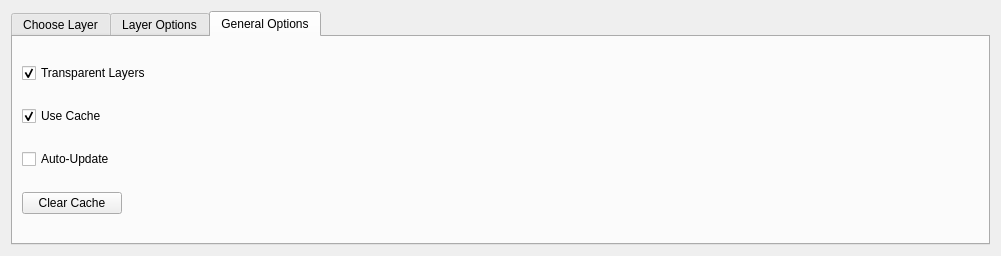
Above: mslib/msui/ui/ui_wms_dockwidget.ui from Open-MSS/MSS before the change. Below: the same form after it.
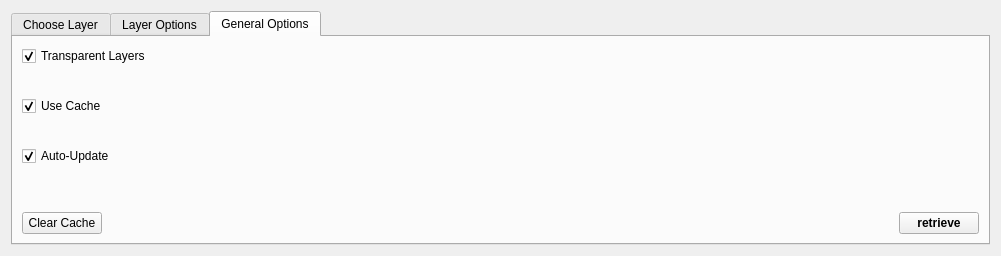
That is the form after the change. The open tabs and pages were chosen to show the change.

Commit message: Retrieve on every tab, auto-update default on

What changed in the file:
```diff
--- a/mslib/msui/ui/ui_wms_dockwidget.ui
+++ b/mslib/msui/ui/ui_wms_dockwidget.ui
@@ -778,6 +778,19 @@
          </property>
         </widget>
        </item>
+       <item>
+        <spacer name="verticalSpacer_3">
+         <property name="orientation">
+          <enum>Qt::Vertical</enum>
+         </property>
+         <property name="sizeHint" stdset="0">
+          <size>
+           <width>20</width>
+           <height>10</height>
+          </size>
+         </property>
+        </spacer>
+       </item>
        <item>
         <widget class="QCheckBox" name="cbCacheEnabled">
          <property name="toolTip">
@@ -794,6 +807,19 @@
          </property>
         </widget>
        </item>
+       <item>
+        <spacer name="verticalSpacer_2">
+         <property name="orientation">
+          <enum>Qt::Vertical</enum>
+         </property>
+         <property name="sizeHint" stdset="0">
+          <size>
+           <width>20</width>
+           <height>10</height>
+          </size>
+         </property>
+        </spacer>
+       </item>
        <item>
         <widget class="QCheckBox" name="cbAutoUpdate">
          <property name="sizePolicy">
@@ -814,29 +840,86 @@
          <property name="text">
           <string>Auto-Update</string>
          </property>
+         <property name="checked">
+          <bool>true</bool>
+         </property>
         </widget>
        </item>
        <item>
-        <widget class="QPushButton" name="btClearCache">
-         <property name="maximumSize">
+        <spacer name="verticalSpacer">
+         <property name="orientation">
+          <enum>Qt::Vertical</enum>
+         </property>
+         <property name="sizeHint" stdset="0">
           <size>
-           <width>100</width>
-           <height>16777215</height>
+           <width>20</width>
+           <height>40</height>
           </size>
          </property>
-         <property name="toolTip">
-          <string>Clear all cache contents.</string>
-         </property>
-         <property name="text">
-          <string>Clear Cache</string>
-         </property>
-        </widget>
+        </spacer>
        </item>
        <item>
         <layout class="QHBoxLayout" name="horizontalLayout_7">
-         <property name="sizeConstraint">
-          <enum>QLayout::SetDefaultConstraint</enum>
-         </property>
+         <item>
+          <widget class="QPushButton" name="btClearCache">
+           <property name="sizePolicy">
+            <sizepolicy hsizetype="Minimum" vsizetype="Fixed">
+             <horstretch>0</horstretch>
+             <verstretch>0</verstretch>
+            </sizepolicy>
+           </property>
+           <property name="maximumSize">
+            <size>
+             <width>100</width>
+             <height>16777215</height>
+            </size>
+           </property>
+           <property name="toolTip">
+            <string>Clear all cache contents.</string>
+           </property>
+           <property name="text">
+            <string>Clear Cache</string>
+           </property>
+          </widget>
+         </item>
+         <item>
+          <spacer name="horizontalSpacer_6">
+           <property name="orientation">
+            <enum>Qt::Horizontal</enum>
+           </property>
+           <property name="sizeHint" stdset="0">
+            <size>
+             <width>40</width>
+             <height>20</height>
+            </size>
+           </property>
+          </spacer>
+         </item>
+         <item>
+          <widget class="QPushButton" name="btGetMap3">
+           <property name="maximumSize">
+            <size>
+             <width>200</width>
+             <height>16777215</height>
+            </size>
+           </property>
+           <property name="font">
+            <font>
+             <weight>75</weight>
+             <bold>true</bold>
+            </font>
+           </property>
+           <property name="toolTip">
+            <string>&lt;html&gt;&lt;head/&gt;&lt;body&gt;&lt;p&gt;Request a map with the specifed parameters.&lt;/p&gt;&lt;p&gt;Keyboard shortcut: Enter&lt;/p&gt;&lt;/body&gt;&lt;/html&gt;</string>
+           </property>
+           <property name="text">
+            <string>retrieve</string>
+           </property>
+           <property name="shortcut">
+            <string>Return</string>
+           </property>
+          </widget>
+         </item>
         </layout>
        </item>
       </layout>
```
Left out of the diff: 569 changed lines with no effect on the pictures. The commit also changes 2 other files.
